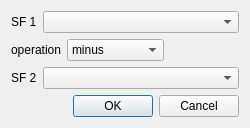
Above: qCC/ui_templates/sfArithmeticsDlg.ui from archeos/cloudcompare-archeos before the change. Below: the same form after it.
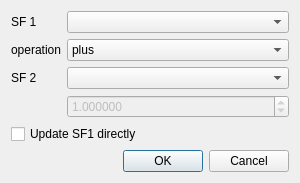
That is the form after the change.

Diff of the .ui file:
```diff
--- a/qCC/ui_templates/sfArithmeticsDlg.ui
+++ b/qCC/ui_templates/sfArithmeticsDlg.ui
@@ -6,29 +6,17 @@
    <rect>
     <x>0</x>
     <y>0</y>
-    <width>250</width>
-    <height>128</height>
+    <width>300</width>
+    <height>180</height>
    </rect>
   </property>
-  <property name="minimumSize">
-   <size>
-    <width>0</width>
-    <height>128</height>
-   </size>
-  </property>
-  <property name="maximumSize">
-   <size>
-    <width>16777215</width>
-    <height>128</height>
-   </size>
-  </property>
   <property name="windowTitle">
    <string>Scalar fields arithmetics</string>
   </property>
   <layout class="QVBoxLayout" name="verticalLayout">
    <item>
-    <layout class="QHBoxLayout">
-     <item>
+    <layout class="QFormLayout" name="formLayout">
+     <item row="0" column="0">
       <widget class="QLabel" name="comboLabel">
        <property name="maximumSize">
         <size>
@@ -41,7 +29,7 @@
        </property>
       </widget>
      </item>
-     <item>
+     <item row="0" column="1">
       <widget class="QComboBox" name="sf1ComboBox">
        <property name="sizePolicy">
         <sizepolicy hsizetype="Expanding" vsizetype="Fixed">
@@ -51,11 +39,7 @@
        </property>
       </widget>
      </item>
-    </layout>
-   </item>
-   <item>
-    <layout class="QHBoxLayout" name="_3">
-     <item>
+     <item row="1" column="0">
       <widget class="QLabel" name="comboLabel_3">
        <property name="maximumSize">
         <size>
@@ -68,16 +52,10 @@
        </property>
       </widget>
      </item>
-     <item>
+     <item row="1" column="1">
       <widget class="QComboBox" name="operationComboBox">
-       <property name="sizePolicy">
-        <sizepolicy hsizetype="Maximum" vsizetype="Fixed">
-         <horstretch>0</horstretch>
-         <verstretch>0</verstretch>
-        </sizepolicy>
-       </property>
        <property name="currentIndex">
-        <number>1</number>
+        <number>0</number>
        </property>
        <property name="maxVisibleItems">
         <number>20</number>
@@ -174,24 +152,7 @@
        </item>
       </widget>
      </item>
-     <item>
-      <spacer name="horizontalSpacer">
-       <property name="orientation">
-        <enum>Qt::Horizontal</enum>
-       </property>
-       <property name="sizeHint" stdset="0">
-        <size>
-         <width>40</width>
-         <height>20</height>
-        </size>
-       </property>
-      </spacer>
-     </item>
-    </layout>
-   </item>
-   <item>
-    <layout class="QHBoxLayout" name="_2">
-     <item>
+     <item row="2" column="0">
       <widget class="QLabel" name="comboLabel_2">
        <property name="maximumSize">
         <size>
@@ -204,7 +165,7 @@
        </property>
       </widget>
      </item>
-     <item>
+     <item row="2" column="1">
       <widget class="QComboBox" name="sf2ComboBox">
        <property name="sizePolicy">
         <sizepolicy hsizetype="Expanding" vsizetype="Fixed">
@@ -214,8 +175,37 @@
        </property>
       </widget>
      </item>
+     <item row="3" column="1">
+      <widget class="QDoubleSpinBox" name="constantDoubleSpinBox">
+       <property name="enabled">
+        <bool>false</bool>
+       </property>
+       <property name="decimals">
+        <number>6</number>
+       </property>
+       <property name="minimum">
+        <double>-1000000.000000000000000</double>
+       </property>
+       <property name="maximum">
+        <double>1000000.000000000000000</double>
+       </property>
+       <property name="value">
+        <double>1.000000000000000</double>
+       </property>
+      </widget>
+     </item>
     </layout>
    </item>
+   <item>
+    <widget class="QCheckBox" name="updateSF1CheckBox">
+     <property name="toolTip">
+      <string>Update the first scalar field directly (instead of creating a new SF)</string>
+     </property>
+     <property name="text">
+      <string>Update SF1 directly</string>
+     </property>
+    </widget>
+   </item>
    <item>
     <widget class="QDialogButtonBox" name="buttonBox">
      <property name="orientation">
```
Left out of the diff: 8 changed lines with no effect on the pictures.
